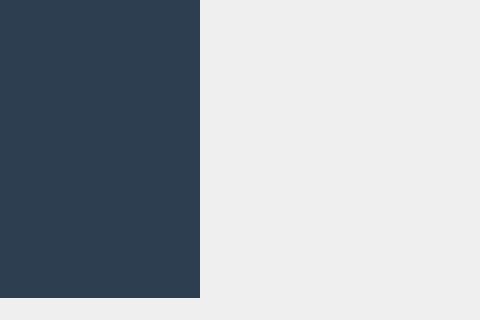
Qt form src/builder/src/open_converter.ui (OpenConverterLab/OpenConverter) before a commit; both pictures show x 0 to 480 and y 380 to 700 of the 1200 by 700 pixel window.
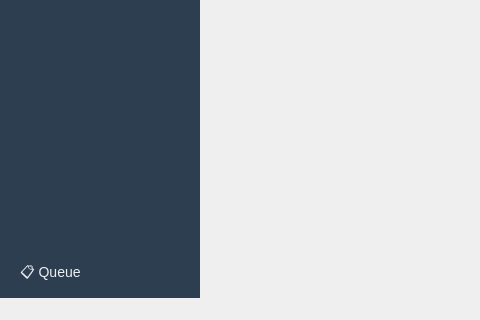
The same form after that commit.

Patch:
```diff
--- a/src/builder/src/open_converter.ui
+++ b/src/builder/src/open_converter.ui
@@ -188,6 +188,19 @@
          </property>
         </spacer>
        </item>
+       <item>
+        <widget class="QPushButton" name="queueButton">
+         <property name="text">
+          <string>📋 Queue</string>
+         </property>
+         <property name="checkable">
+          <bool>false</bool>
+         </property>
+         <property name="toolTip">
+          <string>View batch processing queue</string>
+         </property>
+        </widget>
+       </item>
       </layout>
      </widget>
     </item>
```
